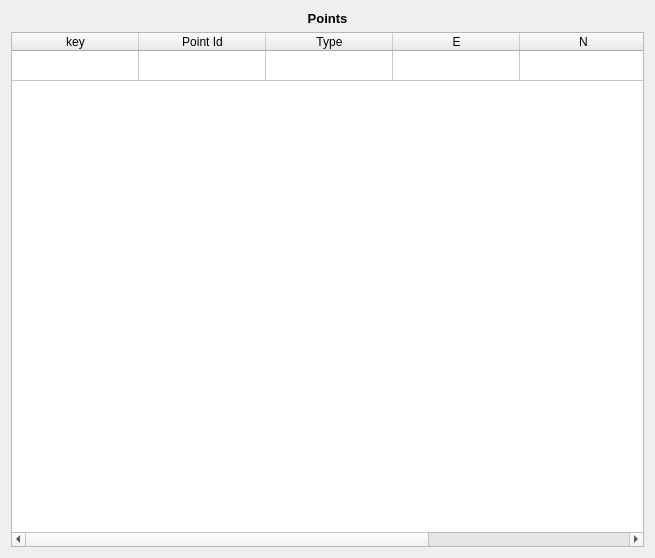
Before: the Qt Designer form trunk/interface/project/PointsLayout.ui in e-foto/e-foto, drawn with Qt 5.
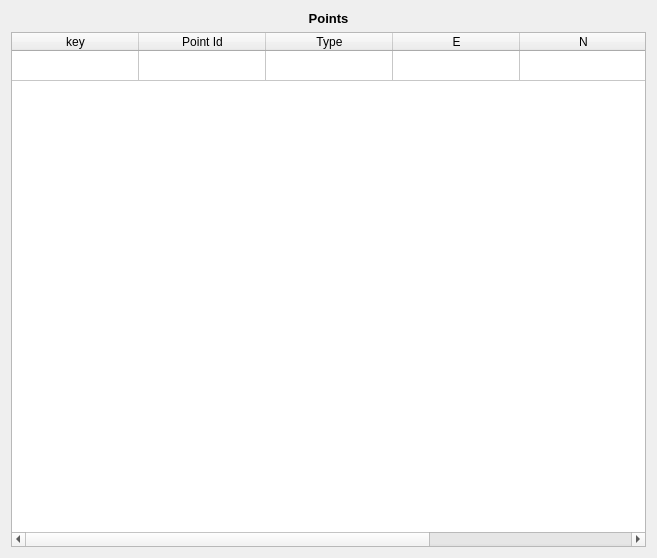
After: the same form once the commit is applied.

The edit to the form file:
```diff
--- a/trunk/interface/project/PointsLayout.ui
+++ b/trunk/interface/project/PointsLayout.ui
@@ -6,7 +6,7 @@
    <rect>
     <x>0</x>
     <y>0</y>
-    <width>655</width>
+    <width>657</width>
     <height>558</height>
    </rect>
   </property>
```
